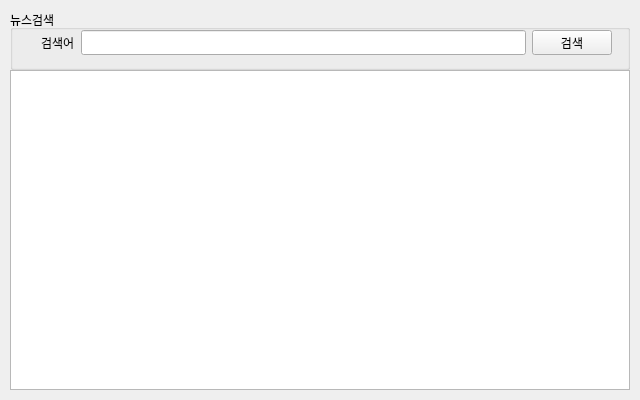
This is part1/studyPyQt/naverApisearch.ui in mini9155/miniprogects as Qt 5 draws it before an edit. The edited form follows.
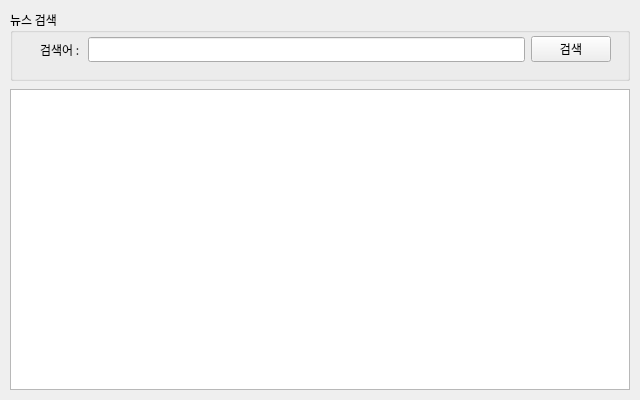
This is the edited form.

What changed in the file:
```diff
--- a/part1/studyPyQt/naverApisearch.ui
+++ b/part1/studyPyQt/naverApisearch.ui
@@ -31,6 +31,11 @@
     <height>400</height>
    </size>
   </property>
+  <property name="font">
+   <font>
+    <family>나눔고딕</family>
+   </font>
+  </property>
   <property name="windowTitle">
    <string>Form</string>
   </property>
@@ -40,43 +45,34 @@
      <x>10</x>
      <y>10</y>
      <width>620</width>
-     <height>60</height>
+     <height>71</height>
     </rect>
    </property>
    <layout class="QVBoxLayout" name="searchLayout">
     <item>
      <widget class="QGroupBox" name="groupBox">
-      <property name="enabled">
-       <bool>true</bool>
-      </property>
       <property name="title">
-       <string>뉴스검색</string>
+       <string>뉴스 검색</string>
       </property>
       <widget class="QWidget" name="layoutWidget">
        <property name="geometry">
         <rect>
-         <x>31</x>
-         <y>20</y>
+         <x>30</x>
+         <y>24</y>
          <width>571</width>
-         <height>25</height>
+         <height>31</height>
         </rect>
        </property>
        <layout class="QHBoxLayout" name="horizontalLayout">
         <item>
          <widget class="QLabel" name="label">
           <property name="text">
-           <string>검색어</string>
+           <string>검색어 : </string>
           </property>
          </widget>
         </item>
         <item>
-         <widget class="QLineEdit" name="txtSearch">
-          <property name="font">
-           <font>
-            <family>나눔고딕</family>
-           </font>
-          </property>
-         </widget>
+         <widget class="QLineEdit" name="txtSearch"/>
         </item>
         <item>
          <widget class="QPushButton" name="btnSearch">
@@ -95,9 +91,9 @@
    <property name="geometry">
     <rect>
      <x>10</x>
-     <y>70</y>
+     <y>89</y>
      <width>620</width>
-     <height>320</height>
+     <height>301</height>
     </rect>
    </property>
    <layout class="QVBoxLayout" name="resultLayout">
```
Left out of the diff: 7 changed lines with no effect on the pictures.
